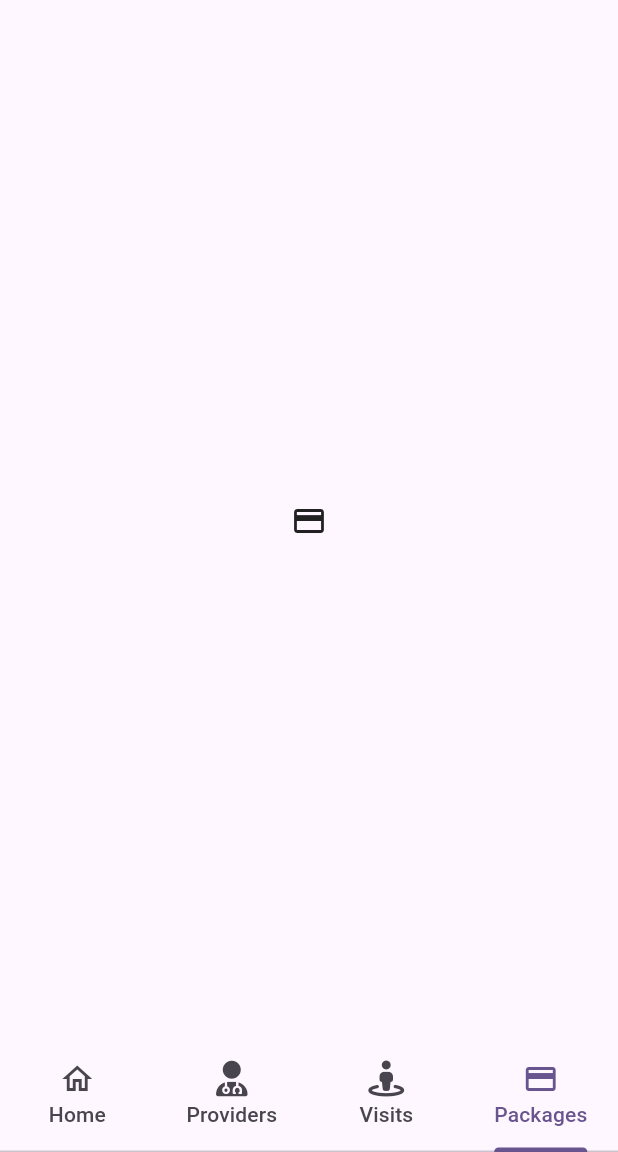
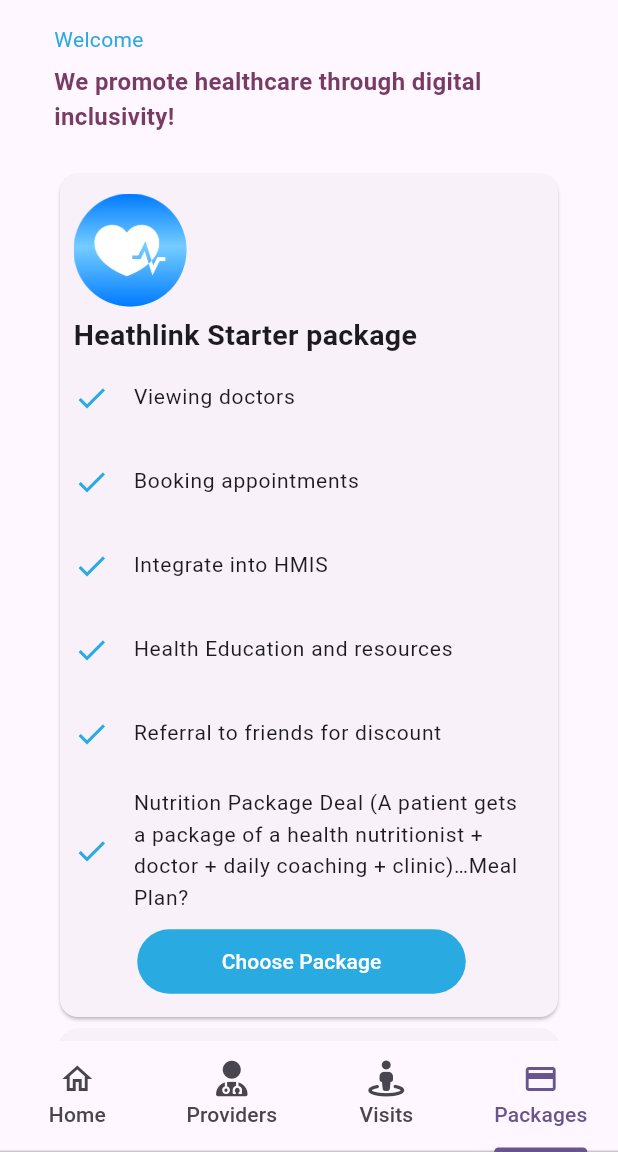
Before and after one commit to ogomaemmanuel/panacare, a Flutter app: the HomePage screen opened directly, item 4 of the bottom bar chosen, on a phone screen of 412 x 824 dp, the part 84-1236 px from its top. Run offline on Flutter 3.47's test engine with Material 3 defaults, Android fonts, the phone set to English and light mode, and no system bars; our stand-ins replace font_awesome_flutter, google_fonts, pinput; Roboto replaces fonts that are missing (Poppins).

Commit message:
added packages tabview

```diff
--- a/lib/home/home_page.dart
+++ b/lib/home/home_page.dart
@@ -4,6 +4,7 @@ import 'package:flutter/cupertino.dart';
 import 'package:flutter/material.dart';
 import 'package:flutter/widgets.dart';
 import 'package:font_awesome_flutter/font_awesome_flutter.dart';
+import 'package:panacare/home/packages_tabview.dart';
 import 'package:panacare/home/patient_home_tabview.dart';
 
 class HomePage extends StatefulWidget {
@@ -88,7 +89,7 @@ class _HomePageState extends State<HomePage> {
             PatientHomeTabBarView(),
             Icon(FontAwesomeIcons.userDoctor),
             Icon(FontAwesomeIcons.streetView),
-            Icon(Icons.credit_card)
+            PackagesTabview()
           ],
         ),
         bottomNavigationBar: const TabBar(
--- /dev/null
+++ b/lib/home/package_card.dart
@@ -0,0 +1,66 @@
+import 'package:flutter/material.dart';
+
+class PackageCard extends StatelessWidget {
+  Package package;
+
+  PackageCard({super.key, required this.package}) {}
+
+  @override
+  Widget build(BuildContext context) {
+    return Card(
+      child: Padding(
+        padding: const EdgeInsets.only(
+            top: 13.0, left: 9.0, right: 19.0, bottom: 13.0),
+        child: Column(children: [
+          Padding(
+            padding: const EdgeInsets.only(bottom: 5.3),
+            child: Row(
+              children: [
+                Image(
+                  image: AssetImage(package.imageUrl),
+                  height: 75.7,
+                )
+              ],
+            ),
+          ),
+          Row(mainAxisAlignment: MainAxisAlignment.start, children: [
+            Text(package.name,style: TextStyle(
+              fontWeight: FontWeight.w600,
+              fontSize: 19.0
+            ),),
+          ]),
+          Wrap(
+            children: package.features
+                .map((feature) => (ListTile(
+                      contentPadding: EdgeInsets.zero,
+                      leading: const Icon(Icons.check,
+                      color:Color.fromRGBO(41, 170, 225, 1)
+                      ),
+                      title: Text(feature,style: TextStyle(
+                        fontSize: 14.0
+                      ),),
+                    )))
+                .toList(),
+          ),
+          TextButton(
+              onPressed: () => {},
+              style: TextButton.styleFrom(
+                minimumSize: Size(219.0, 43.0),
+                foregroundColor: Colors.white,
+                backgroundColor: Color.fromRGBO(41, 170, 225, 1),
+              ),
+              child: Text("Choose Package"))
+        ]),
+      ),
+    );
+  }
+}
+
+class Package {
+  String name;
+  List<String> features;
+  String imageUrl;
+
+  Package(
+      {required this.name, required this.features, required this.imageUrl}) {}
+}
--- /dev/null
+++ b/lib/home/packages_tabview.dart
@@ -0,0 +1,65 @@
+import 'package:flutter/cupertino.dart';
+import 'package:flutter/material.dart';
+import 'package:panacare/home/package_card.dart';
+
+class PackagesTabview extends StatelessWidget {
+  @override
+  Widget build(BuildContext context) {
+    return SingleChildScrollView(
+      child: Padding(
+          padding: const EdgeInsets.only(left: 36.0, right: 36.0, top: 16),
+          child: Column(
+            children: [
+              Row(
+                children: [
+                  Text(
+                    "Welcome",
+                    style: TextStyle(
+                        fontSize: 14, color: Color.fromRGBO(41, 170, 225, 1)),
+                  )
+                ],
+              ),
+              Padding(
+                padding: const EdgeInsets.only(bottom: 23.0, top: 7.0),
+                child: Row(children: [
+                  Flexible(
+                    child: Text(
+                      "We promote healthcare through digital inclusivity!",
+                      style: TextStyle(
+                          fontWeight: FontWeight.w600,
+                          fontSize: 16.0,
+                          color: Color.fromRGBO(120, 59, 99, 1)),
+                    ),
+                  )
+                ]),
+              ),
+              Column(
+                  children: _getPackages()
+                      .map((package) => PackageCard(package: package))
+                      .toList())
+            ],
+          )),
+    );
+  }
+
+  List<Package> _getPackages() {
+    List<Package> packages = [
+      Package(
+          name: "Heathlink Starter package",
+          features: [
+            "Viewing doctors",
+            "Booking appointments",
+            "Integrate into HMIS",
+            "Health Education and resources",
+            "Referral to friends for discount",
+            "Nutrition Package Deal (A patient gets a package of a health nutritionist + doctor + daily coaching + clinic)…Meal Plan?"
+          ],
+          imageUrl: "assets/icons/package_icon@3x.png"),
+      Package(
+          name: "Bronze Health Bridge package",
+          features: ["Teleconsult", "Internal HMIS"],
+          imageUrl: "assets/icons/package_icon@3x.png"),
+    ];
+    return packages;
+  }
+}
--- a/lib/home/patient_home_tabview.dart
+++ b/lib/home/patient_home_tabview.dart
@@ -29,6 +29,10 @@ class PatientHomeTabBarView extends StatelessWidget {
               ),
               Padding(
                 padding: const EdgeInsets.only(bottom: 18.0),
+                child: Container(
+                  width: double.maxFinite,
+                  color: Colors.yellow,
+                  padding: EdgeInsets.zero,
                   child: const Stack(
                     children: [
                       Image(
@@ -49,6 +53,7 @@ class PatientHomeTabBarView extends StatelessWidget {
                         ),
                       )
                     ],
+                  ),
                 ),
               ),
               Row(
--- a/lib/registration/sign_up_page.dart
+++ b/lib/registration/sign_up_page.dart
@@ -15,7 +15,7 @@ class SignUpPage extends StatelessWidget {
       body: SafeArea(
         child: Center(
           child: Padding(
-            padding: const EdgeInsets.all(16.0),
+            padding: const EdgeInsets.only(left:36.0, right: 36.0,top:16.0),
             child: Column(
               children: [
                 Row(
@@ -37,7 +37,9 @@ class SignUpPage extends StatelessWidget {
                         child: Text(
                       "What kind of profile would you like to create today ?",
                       style: TextStyle(
-                          fontWeight: FontWeight.bold, fontSize: 20.0),
+                          fontWeight: FontWeight.w600,
+                          color: Color.fromRGBO(120, 59, 99, 1),
+                          fontSize: 16.0),
                     ))
                   ],
                 ),
@@ -61,7 +63,11 @@ class SignUpPage extends StatelessWidget {
                         child: const ListTile(
                           contentPadding: EdgeInsets.only(left: 0.0),
                           leading: FaIcon(FontAwesomeIcons.hospitalUser),
-                          title: Text("Patient Profile"),
+                          title: Text("Patient Profile",
+                          style: TextStyle(
+                            fontWeight: FontWeight.w500
+                          ),
+                          ),
                           subtitle:
                               Text("Access all patient resources at no cost"),
                           trailing: Icon(Icons.arrow_forward_ios),
@@ -70,7 +76,13 @@ class SignUpPage extends StatelessWidget {
                       const ListTile(
                         contentPadding: EdgeInsets.only(left: 0.0),
                         leading: FaIcon(FontAwesomeIcons.stethoscope),
-                        title: Text("Doctor Profile"),
+                        title: Text("Doctor Profile",
+
+                          style: TextStyle(
+                            fontWeight: FontWeight.w500
+                          ),
+
+                        ),
                         subtitle: Text(
                             "Let patients find you, connect with you and book an appointment with you"),
                         trailing: Icon(Icons.arrow_forward_ios),
```
Also changed, not shown: assets/icons/package_icon.png (added), assets/icons/package_icon@2x.png (added), assets/icons/package_icon@3x.png (added). Lines whose indentation alone changed are shown as unchanged.
